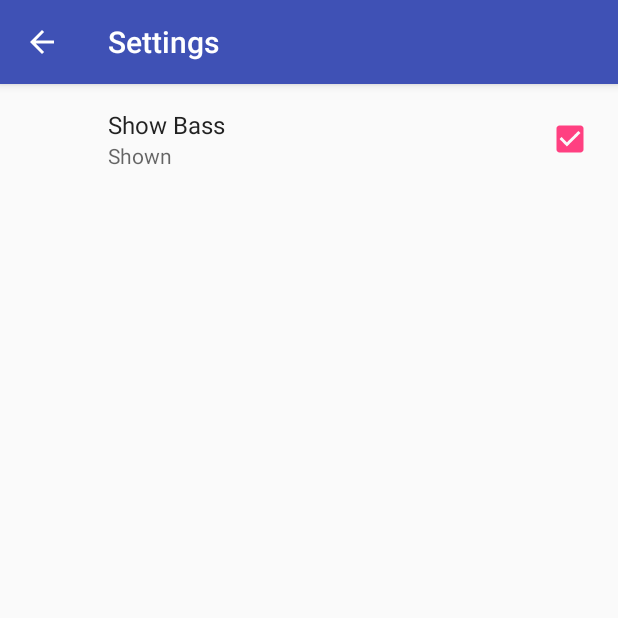
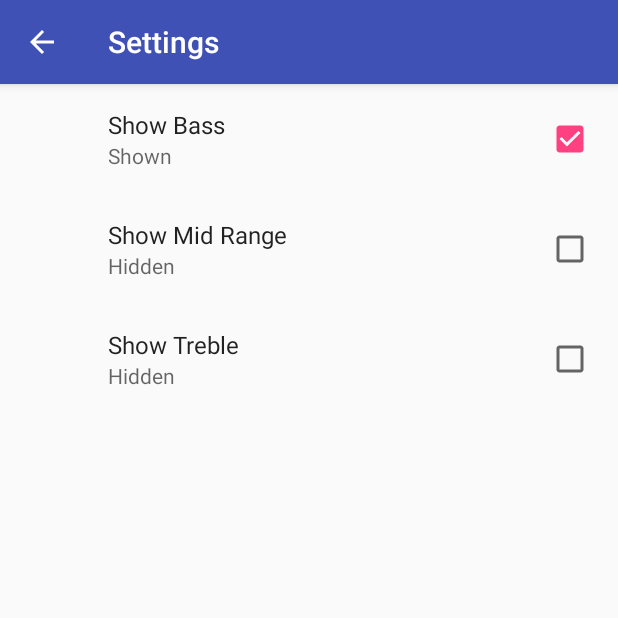
Before and after one commit to thatsabhi22/udacity-visualizer-preferences-app, an Android app: the screen it shows after launch (SettingsActivity), in the options menu, after a tap on "Settings", on a phone screen of 412 x 824 dp, the top half of it. Run offline under Robolectric (Android 15) with nearby library versions, the phone set to English and light mode, and no system bars; our stand-ins replace androidx.preference; 1 statement that could not run was skipped.

Commit message:
Adding 2 more checkboxes preferences for mid range & treble

```diff
--- a/app/src/main/java/android/example/com/visualizerpreferences/VisualizerActivity.java
+++ b/app/src/main/java/android/example/com/visualizerpreferences/VisualizerActivity.java
@@ -33,7 +33,7 @@ import android.view.MenuItem;
 import android.widget.Toast;
 
 public class VisualizerActivity extends AppCompatActivity
-        implements SharedPreferences.OnSharedPreferenceChangeListener{
+        implements SharedPreferences.OnSharedPreferenceChangeListener {
 
     private static final int MY_PERMISSION_RECORD_AUDIO_REQUEST_CODE = 88;
     private VisualizerView mVisualizerView;
@@ -53,8 +53,10 @@ public class VisualizerActivity extends AppCompatActivity
         SharedPreferences sharedPreferences = PreferenceManager.getDefaultSharedPreferences(this);
         mVisualizerView.setShowBass(sharedPreferences.getBoolean(getString(R.string.pref_show_bass_key),
                 getResources().getBoolean(R.bool.pref_show_bass_default)));
-        mVisualizerView.setShowMid(true);
-        mVisualizerView.setShowTreble(true);
+        mVisualizerView.setShowMid(sharedPreferences.getBoolean(getString(R.string.pref_show_mid_range_key),
+                getResources().getBoolean(R.bool.pref_show_mid_range_default)));
+        mVisualizerView.setShowTreble(sharedPreferences.getBoolean(getString(R.string.pref_show_treble_key),
+                getResources().getBoolean(R.bool.pref_show_treble_default)));
         mVisualizerView.setMinSizeScale(1);
         mVisualizerView.setColor(getString(R.string.pref_color_red_value));
 
@@ -152,10 +154,12 @@ public class VisualizerActivity extends AppCompatActivity
 
     @Override
     public void onSharedPreferenceChanged(SharedPreferences sharedPreferences, String key) {
-        if(key.equals(getString(R.string.pref_show_bass_key))){
-            mVisualizerView.setShowBass(sharedPreferences.getBoolean(
-                    key,getResources().getBoolean(R.bool.pref_show_bass_default)));
-
+        if (key.equals(getString(R.string.pref_show_bass_key))) {
+            mVisualizerView.setShowBass(sharedPreferences.getBoolean(key, getResources().getBoolean(R.bool.pref_show_bass_default)));
+        } else if (key.equals(getString(R.string.pref_show_mid_range_key))) {
+            mVisualizerView.setShowMid(sharedPreferences.getBoolean(key, getResources().getBoolean(R.bool.pref_show_mid_range_default)));
+        } else if (key.equals(getString(R.string.pref_show_treble_key))) {
+            mVisualizerView.setShowTreble(sharedPreferences.getBoolean(key, getResources().getBoolean(R.bool.pref_show_treble_default)));
         }
     }
 }
--- a/app/src/main/res/values/bools.xml
+++ b/app/src/main/res/values/bools.xml
@@ -1,4 +1,6 @@
 <?xml version="1.0" encoding="utf-8"?>
 <resources>
     <bool name="pref_show_bass_default">true</bool>
+    <bool name="pref_show_mid_range_default">false</bool>
+    <bool name="pref_show_treble_default">false</bool>
 </resources>
--- a/app/src/main/res/values/strings.xml
+++ b/app/src/main/res/values/strings.xml
@@ -9,6 +9,17 @@
     <string name="pref_show_bass_label">Show Bass</string>
     <!-- Key name for storing bass in SharedPreferences -->
     <string name="pref_show_bass_key" translatable="false">show_bass</string>
+
+    <!-- Label for the show mid range checkbox preference -->
+    <string name="pref_show_mid_range_label">Show Mid Range</string>
+    <!-- Key name for storing mid range in SharedPreferences -->
+    <string name="pref_show_mid_range_key" translatable="false">show_mid_range</string>
+
+    <!-- Label for the show treble checkbox preference -->
+    <string name="pref_show_treble_label">Show Treble</string>
+    <!-- Key name for storing treble in SharedPreferences -->
+    <string name="pref_show_treble_key" translatable="false">show_treble</string>
+
 
     <!-- Summary for Checkboxes -->
     <string name="pref_show_true">Shown</string>
--- a/app/src/main/res/xml/pref_visualizer.xml
+++ b/app/src/main/res/xml/pref_visualizer.xml
@@ -6,4 +6,18 @@
         android:summaryOff="@string/pref_show_false"
         android:summaryOn="@string/pref_show_true"
         android:title="@string/pref_show_bass_label" />
+
+    <CheckBoxPreference
+        android:defaultValue="@bool/pref_show_mid_range_default"
+        android:key="@string/pref_show_mid_range_key"
+        android:summaryOff="@string/pref_show_false"
+        android:summaryOn="@string/pref_show_true"
+        android:title="@string/pref_show_mid_range_label" />
+
+    <CheckBoxPreference
+        android:defaultValue="@bool/pref_show_treble_default"
+        android:key="@string/pref_show_treble_key"
+        android:summaryOff="@string/pref_show_false"
+        android:summaryOn="@string/pref_show_true"
+        android:title="@string/pref_show_treble_label" />
 </PreferenceScreen>
```
